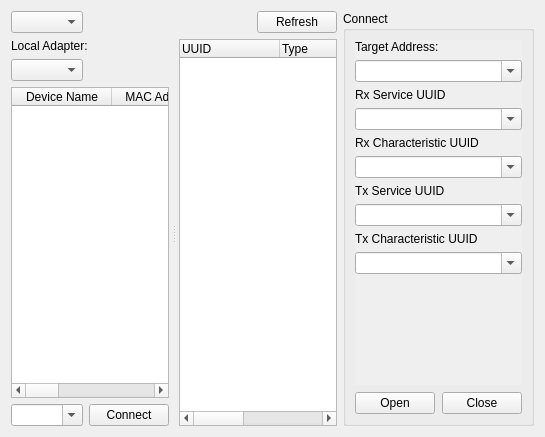
The window that src/ui/devicetab.ui (wh201906/SerialTest) describes before a commit, drawn with Qt 5.
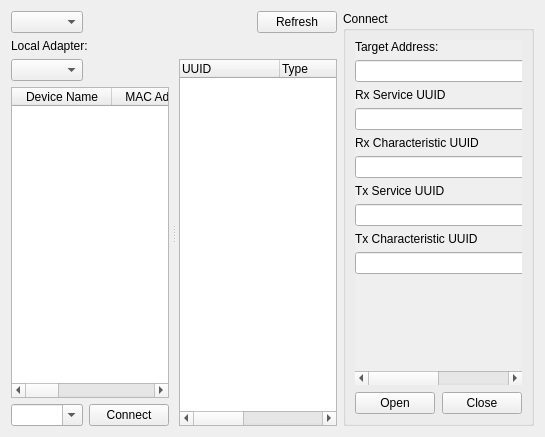
The same window after the commit. The open tabs and pages were chosen to show the change.

```diff
--- a/src/ui/devicetab.ui
+++ b/src/ui/devicetab.ui
@@ -455,6 +455,9 @@
            </widget>
            <widget class="QWidget" name="verticalLayoutWidget_2">
             <layout class="QVBoxLayout" name="verticalLayout_14">
+             <item>
+              <widget class="QLabel" name="BLEC_currAddrLabel"/>
+             </item>
              <item>
               <widget class="QTreeWidget" name="BLEC_UUIDList">
                <column>
@@ -915,6 +918,9 @@
                 <property name="editable">
                  <bool>true</bool>
                 </property>
+                <property name="sizeAdjustPolicy">
+                 <enum>QComboBox::AdjustToContents</enum>
+                </property>
                </widget>
               </item>
               <item>
@@ -929,6 +935,12 @@
                 <property name="editable">
                  <bool>true</bool>
                 </property>
+                <property name="sizeAdjustPolicy">
+                 <enum>QComboBox::AdjustToContents</enum>
+                </property>
+                <property name="minimumContentsLength">
+                 <number>38</number>
+                </property>
                </widget>
               </item>
               <item>
@@ -943,6 +955,12 @@
                 <property name="editable">
                  <bool>true</bool>
                 </property>
+                <property name="sizeAdjustPolicy">
+                 <enum>QComboBox::AdjustToContents</enum>
+                </property>
+                <property name="minimumContentsLength">
+                 <number>38</number>
+                </property>
                </widget>
               </item>
               <item>
@@ -957,6 +975,12 @@
                 <property name="editable">
                  <bool>true</bool>
                 </property>
+                <property name="sizeAdjustPolicy">
+                 <enum>QComboBox::AdjustToContents</enum>
+                </property>
+                <property name="minimumContentsLength">
+                 <number>38</number>
+                </property>
                </widget>
               </item>
               <item>
@@ -971,6 +995,12 @@
                 <property name="editable">
                  <bool>true</bool>
                 </property>
+                <property name="sizeAdjustPolicy">
+                 <enum>QComboBox::AdjustToContents</enum>
+                </property>
+                <property name="minimumContentsLength">
+                 <number>38</number>
+                </property>
                </widget>
               </item>
               <item>
```
Left out of the diff: 60 changed lines with no effect on the pictures.
